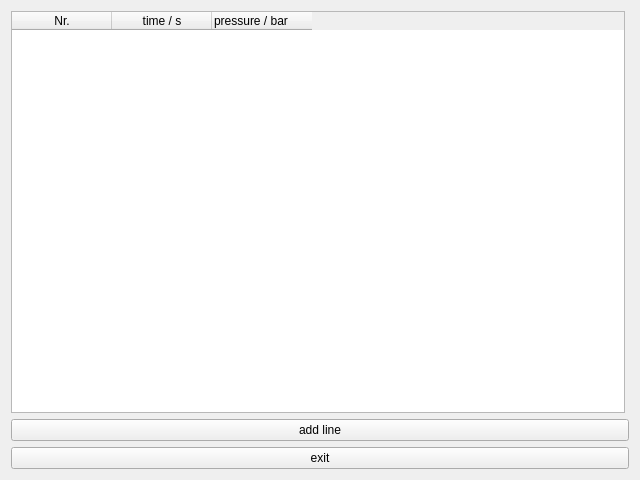
First picture: the form in editprofile.ui, repository florianrassl/RBE_pressure_control, before the edit.
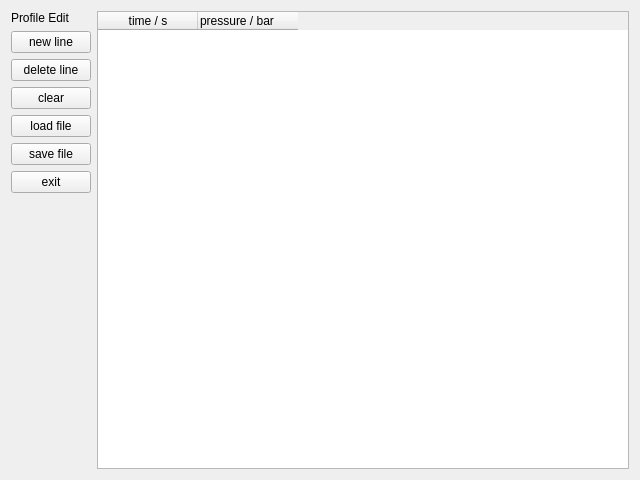
Second picture: the form after the edit.

What changed in the file:
```diff
--- a/editprofile.ui
+++ b/editprofile.ui
@@ -13,7 +13,73 @@
   <property name="windowTitle">
    <string>RBE Edit</string>
   </property>
-  <layout class="QVBoxLayout" name="verticalLayout">
+  <layout class="QHBoxLayout" name="horizontalLayout">
+   <item>
+    <layout class="QVBoxLayout" name="verticalLayout">
+     <item>
+      <widget class="QLabel" name="label">
+       <property name="text">
+        <string>Profile Edit</string>
+       </property>
+      </widget>
+     </item>
+     <item>
+      <widget class="QPushButton" name="buttonAdd">
+       <property name="text">
+        <string>new line</string>
+       </property>
+      </widget>
+     </item>
+     <item>
+      <widget class="QPushButton" name="buttonDelete">
+       <property name="text">
+        <string>delete line</string>
+       </property>
+      </widget>
+     </item>
+     <item>
+      <widget class="QPushButton" name="buttonClear">
+       <property name="text">
+        <string>clear</string>
+       </property>
+      </widget>
+     </item>
+     <item>
+      <widget class="QPushButton" name="buttonLoad">
+       <property name="text">
+        <string>load file</string>
+       </property>
+      </widget>
+     </item>
+     <item>
+      <widget class="QPushButton" name="buttonSave">
+       <property name="text">
+        <string>save file</string>
+       </property>
+      </widget>
+     </item>
+     <item>
+      <widget class="QPushButton" name="buttonExit">
+       <property name="text">
+        <string>exit</string>
+       </property>
+      </widget>
+     </item>
+     <item>
+      <spacer name="verticalSpacer">
+       <property name="orientation">
+        <enum>Qt::Vertical</enum>
+       </property>
+       <property name="sizeHint" stdset="0">
+        <size>
+         <width>20</width>
+         <height>40</height>
+        </size>
+       </property>
+      </spacer>
+     </item>
+    </layout>
+   </item>
    <item>
     <widget class="QTableWidget" name="tableEdit">
      <property name="maximumSize">
@@ -22,11 +88,6 @@
        <height>16777215</height>
       </size>
      </property>
-     <column>
-      <property name="text">
-       <string>Nr.</string>
-      </property>
-     </column>
      <column>
       <property name="text">
        <string>time / s</string>
@@ -42,20 +103,6 @@
      </column>
     </widget>
    </item>
-   <item>
-    <widget class="QPushButton" name="buttonAdd">
-     <property name="text">
-      <string>add line</string>
-     </property>
-    </widget>
-   </item>
-   <item>
-    <widget class="QPushButton" name="buttonExit">
-     <property name="text">
-      <string>exit</string>
-     </property>
-    </widget>
-   </item>
   </layout>
  </widget>
  <resources/>
```
